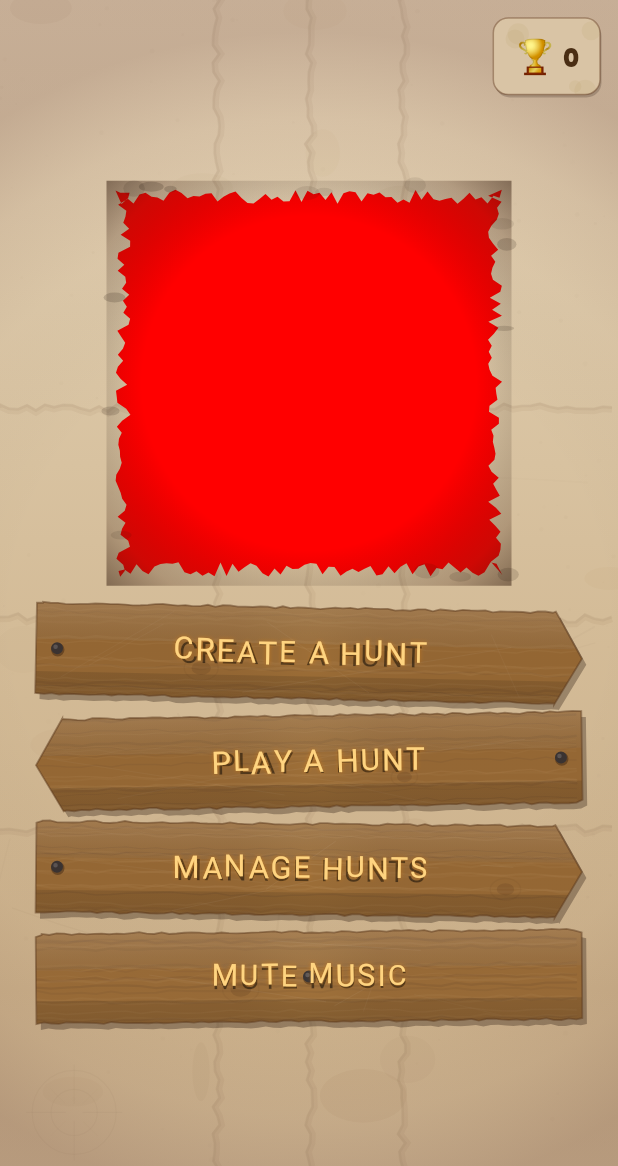
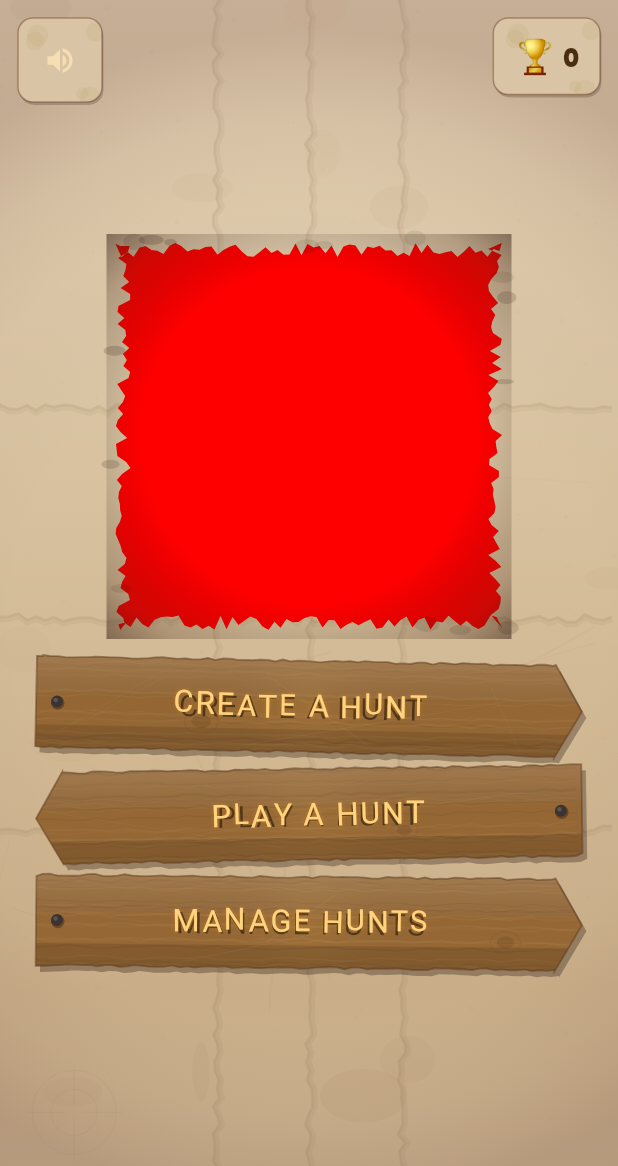
Before and after one commit to saturn1888/saturn1888, a Flutter app: the screen it shows after launch, on a phone screen of 412 x 824 dp. Shown: the top 1166 px of the screen. Run offline on Flutter 3.47's test engine with Material 3 defaults, Android fonts, the phone set to English and light mode, and no system bars; our stand-ins replace audioplayers, confetti, google_fonts, hive, hive_flutter, image_picker; accounts and stored records are empty.

Commit message:
Replace mute plank with icon, worn map theme cards, custom theme
Music:
- Global MusicController singleton so music persists across all screens
- Mute plank removed from home screen
- MuteButton icon added to AppBar on all screens (top right)
- Volume icon toggles between mute/unmute

Theme cards:
- Clean rounded cards replaced with worn map pieces — torn jagged edges,
  crease marks, stain spots, grain dots, burned-edge vignette
- Drop shadow and dark border for depth
- Selected card gets accent-coloured glowing border
- Cards slightly taller (1.4 aspect ratio)

New theme:
- "Create Your Own" theme added (paint emoji, dark wood/gold colours)
- HuntThemeType.custom added to enum + Hive adapter (field 6)

https://claude.ai/code/session_017Aw2r6LuaKG11VTUwd3Kn5

```diff
--- a/lib/models/hunt_theme.dart
+++ b/lib/models/hunt_theme.dart
@@ -17,6 +17,8 @@ enum HuntThemeType {
   halloween,
   @HiveField(5)
   christmas,
+  @HiveField(6)
+  custom,
 }
 
 class HuntThemeData {
@@ -85,6 +87,14 @@ class HuntThemeData {
       cardColor: Color(0xFF9B2020),
       type: HuntThemeType.christmas,
     ),
+    HuntThemeData(
+      name: 'Create Your Own',
+      emoji: '🎨',
+      backgroundColor: Color(0xFF3E2723),
+      accentColor: Color(0xFFE8A817),
+      cardColor: Color(0xFF5C3317),
+      type: HuntThemeType.custom,
+    ),
   ];
 
   static HuntThemeData fromType(HuntThemeType type) {
--- a/lib/screens/clue_builder_screen.dart
+++ b/lib/screens/clue_builder_screen.dart
@@ -4,6 +4,7 @@ import '../models/hunt_theme.dart';
 import '../theme/app_theme.dart';
 import 'dart:io';
 import '../widgets/parchment_background.dart';
+import '../widgets/mute_button.dart';
 
 class ClueBuilderScreen extends StatefulWidget {
   const ClueBuilderScreen({super.key});
@@ -91,7 +92,7 @@ class _ClueBuilderScreenState extends State<ClueBuilderScreen> {
     final hasWarning = _clues.length < 2 || _clues.length > 10;
 
     return ParchmentBackground(child: Scaffold(
-      appBar: AppBar(title: const Text('Build Clues')),
+      appBar: AppBar(title: const Text('Build Clues'), actions: [const MuteButton()]),
       floatingActionButton: FloatingActionButton(
         onPressed: () => _openClueEditor(),
         child: const Icon(Icons.add, size: 32),
--- a/lib/screens/clue_editor_screen.dart
+++ b/lib/screens/clue_editor_screen.dart
@@ -4,6 +4,7 @@ import 'dart:io';
 import '../models/clue.dart';
 import '../theme/app_theme.dart';
 import '../widgets/parchment_background.dart';
+import '../widgets/mute_button.dart';
 
 class ClueEditorScreen extends StatefulWidget {
   const ClueEditorScreen({super.key});
@@ -91,6 +92,7 @@ class _ClueEditorScreenState extends State<ClueEditorScreen> {
     return ParchmentBackground(child: Scaffold(
       appBar: AppBar(
         title: Text(_isEditing ? 'Edit Clue' : 'New Clue'),
+        actions: const [MuteButton()],
       ),
       body: SingleChildScrollView(
         padding: const EdgeInsets.all(16),
--- a/lib/screens/clue_library_screen.dart
+++ b/lib/screens/clue_library_screen.dart
@@ -2,6 +2,7 @@ import 'package:flutter/material.dart';
 import '../data/clue_library.dart';
 import '../theme/app_theme.dart';
 import '../widgets/parchment_background.dart';
+import '../widgets/mute_button.dart';
 
 class ClueLibraryScreen extends StatefulWidget {
   const ClueLibraryScreen({super.key});
@@ -64,6 +65,7 @@ class _ClueLibraryScreenState extends State<ClueLibraryScreen>
     return ParchmentBackground(child: Scaffold(
       appBar: AppBar(
         title: const Text('Clue Library'),
+        actions: const [MuteButton()],
         bottom: TabBar(
           controller: _tabController,
           onTap: (_) => setState(() {}),
--- a/lib/screens/home_screen.dart
+++ b/lib/screens/home_screen.dart
@@ -2,9 +2,10 @@ import 'dart:math';
 import 'package:flutter/material.dart';
 import 'package:google_fonts/google_fonts.dart';
 import 'package:hive_flutter/hive_flutter.dart';
-import 'package:audioplayers/audioplayers.dart';
 import '../models/trophy.dart';
 import '../theme/app_theme.dart';
+import '../widgets/music_controller.dart';
+import '../widgets/mute_button.dart';
 
 class HomeScreen extends StatefulWidget {
   const HomeScreen({super.key});
@@ -14,34 +15,10 @@ class HomeScreen extends StatefulWidget {
 }
 
 class _HomeScreenState extends State<HomeScreen> {
-  final AudioPlayer _musicPlayer = AudioPlayer();
-  bool _isMuted = false;
-
   @override
   void initState() {
     super.initState();
-    _startMusic();
-  }
-
-  Future<void> _startMusic() async {
-    try {
-      await _musicPlayer.setReleaseMode(ReleaseMode.loop);
-      await _musicPlayer.setVolume(0.35);
-      await _musicPlayer.play(AssetSource('sounds/adventure_music.wav'));
-    } catch (e) {
-      // Music file not available
-    }
-  }
-
-  void _toggleMute() {
-    setState(() => _isMuted = !_isMuted);
-    _musicPlayer.setVolume(_isMuted ? 0 : 0.35);
-  }
-
-  @override
-  void dispose() {
-    _musicPlayer.dispose();
-    super.dispose();
+    MusicController.instance.start();
   }
 
   @override
@@ -154,16 +131,20 @@ class _HomeScreenState extends State<HomeScreen> {
                         onTap: () =>
                             Navigator.pushNamed(context, '/manage'),
                       ),
-                      const SizedBox(height: 10),
-                      _SignpostPlank(
-                        label: _isMuted ? 'Unmute Music' : 'Mute Music',
-                        tilt: -0.008,
-                        arrowDirection: 0,
-                        seed: _isMuted ? 5 : 4,
-                        onTap: _toggleMute,
-                      ),
                       const SizedBox(height: 30),
                     ],
+                  ),
+                ),
+              ),
+              // Mute button top-left
+              Positioned(
+                top: 12,
+                left: 12,
+                child: CustomPaint(
+                  painter: _WornBadgePainter(),
+                  child: const Padding(
+                    padding: EdgeInsets.all(4),
+                    child: MuteButton(),
                   ),
                 ),
               ),
--- a/lib/screens/manage_hunts_screen.dart
+++ b/lib/screens/manage_hunts_screen.dart
@@ -4,6 +4,7 @@ import '../models/hunt.dart';
 import '../models/hunt_theme.dart';
 import '../theme/app_theme.dart';
 import '../widgets/parchment_background.dart';
+import '../widgets/mute_button.dart';
 
 class ManageHuntsScreen extends StatelessWidget {
   const ManageHuntsScreen({super.key});
@@ -14,6 +15,7 @@ class ManageHuntsScreen extends StatelessWidget {
       appBar: AppBar(
         title: const Text('Manage Hunts'),
         actions: [
+          const MuteButton(),
           ValueListenableBuilder(
             valueListenable: Hive.box<Hunt>('hunts').listenable(),
             builder: (context, Box<Hunt> box, _) {
--- a/lib/screens/play_select_screen.dart
+++ b/lib/screens/play_select_screen.dart
@@ -4,6 +4,7 @@ import '../models/hunt.dart';
 import '../models/hunt_theme.dart';
 import '../theme/app_theme.dart';
 import '../widgets/parchment_background.dart';
+import '../widgets/mute_button.dart';
 
 class PlaySelectScreen extends StatelessWidget {
   const PlaySelectScreen({super.key});
@@ -11,7 +12,7 @@ class PlaySelectScreen extends StatelessWidget {
   @override
   Widget build(BuildContext context) {
     return ParchmentBackground(child: Scaffold(
-      appBar: AppBar(title: const Text('Choose a Hunt')),
+      appBar: AppBar(title: const Text('Choose a Hunt'), actions: [const MuteButton()]),
       body: ValueListenableBuilder(
         valueListenable: Hive.box<Hunt>('hunts').listenable(),
         builder: (context, Box<Hunt> box, _) {
--- a/lib/screens/review_screen.dart
+++ b/lib/screens/review_screen.dart
@@ -6,6 +6,7 @@ import '../models/hunt.dart';
 import '../models/hunt_theme.dart';
 import '../theme/app_theme.dart';
 import '../widgets/parchment_background.dart';
+import '../widgets/mute_button.dart';
 
 class ReviewScreen extends StatefulWidget {
   const ReviewScreen({super.key});
@@ -81,7 +82,7 @@ class _ReviewScreenState extends State<ReviewScreen> {
     final theme = HuntThemeData.fromType(_themeType);
 
     return ParchmentBackground(child: Scaffold(
-      appBar: AppBar(title: const Text('Review Hunt')),
+      appBar: AppBar(title: const Text('Review Hunt'), actions: [const MuteButton()]),
       body: SingleChildScrollView(
         padding: const EdgeInsets.all(16),
         child: Column(
--- a/lib/screens/trophy_cabinet_screen.dart
+++ b/lib/screens/trophy_cabinet_screen.dart
@@ -4,6 +4,7 @@ import '../models/trophy.dart';
 import '../models/hunt_theme.dart';
 import '../theme/app_theme.dart';
 import '../widgets/parchment_background.dart';
+import '../widgets/mute_button.dart';
 
 class TrophyCabinetScreen extends StatelessWidget {
   const TrophyCabinetScreen({super.key});
@@ -30,6 +31,7 @@ class TrophyCabinetScreen extends StatelessWidget {
       appBar: AppBar(
         title: const Text('Trophy Cabinet'),
         actions: [
+          const MuteButton(),
           ValueListenableBuilder(
             valueListenable: Hive.box<Trophy>('trophies').listenable(),
             builder: (context, Box<Trophy> box, _) {
--- /dev/null
+++ b/lib/widgets/music_controller.dart
@@ -0,0 +1,39 @@
+import 'package:audioplayers/audioplayers.dart';
+import 'package:flutter/material.dart';
+
+/// Global music controller — singleton so music persists across screens
+class MusicController extends ChangeNotifier {
+  static final MusicController _instance = MusicController._();
+  static MusicController get instance => _instance;
+
+  final AudioPlayer _player = AudioPlayer();
+  bool _isMuted = false;
+  bool _started = false;
+
+  MusicController._();
+
+  bool get isMuted => _isMuted;
+
+  Future<void> start() async {
+    if (_started) return;
+    _started = true;
+    try {
+      await _player.setReleaseMode(ReleaseMode.loop);
+      await _player.setVolume(0.35);
+      await _player.play(AssetSource('sounds/adventure_music.wav'));
+    } catch (e) {
+      // Music file not available
+    }
+  }
+
+  void toggleMute() {
+    _isMuted = !_isMuted;
+    _player.setVolume(_isMuted ? 0 : 0.35);
+    notifyListeners();
+  }
+
+  void dispose() {
+    _player.dispose();
+    super.dispose();
+  }
+}
--- /dev/null
+++ b/lib/widgets/mute_button.dart
@@ -0,0 +1,26 @@
+import 'package:flutter/material.dart';
+import 'music_controller.dart';
+
+/// A small mute/unmute icon for the AppBar leading or actions slot
+class MuteButton extends StatelessWidget {
+  const MuteButton({super.key});
+
+  @override
+  Widget build(BuildContext context) {
+    return ListenableBuilder(
+      listenable: MusicController.instance,
+      builder: (context, _) {
+        final muted = MusicController.instance.isMuted;
+        return IconButton(
+          onPressed: () => MusicController.instance.toggleMute(),
+          icon: Icon(
+            muted ? Icons.volume_off : Icons.volume_up,
+            color: const Color(0xFFF5DEB3),
+            size: 22,
+          ),
+          tooltip: muted ? 'Unmute music' : 'Mute music',
+        );
+      },
+    );
+  }
+}
```
Also changed, not shown: lib/screens/hunt_setup_screen.dart (+143 -26 lines), lib/models/hunt_theme.g.dart.
